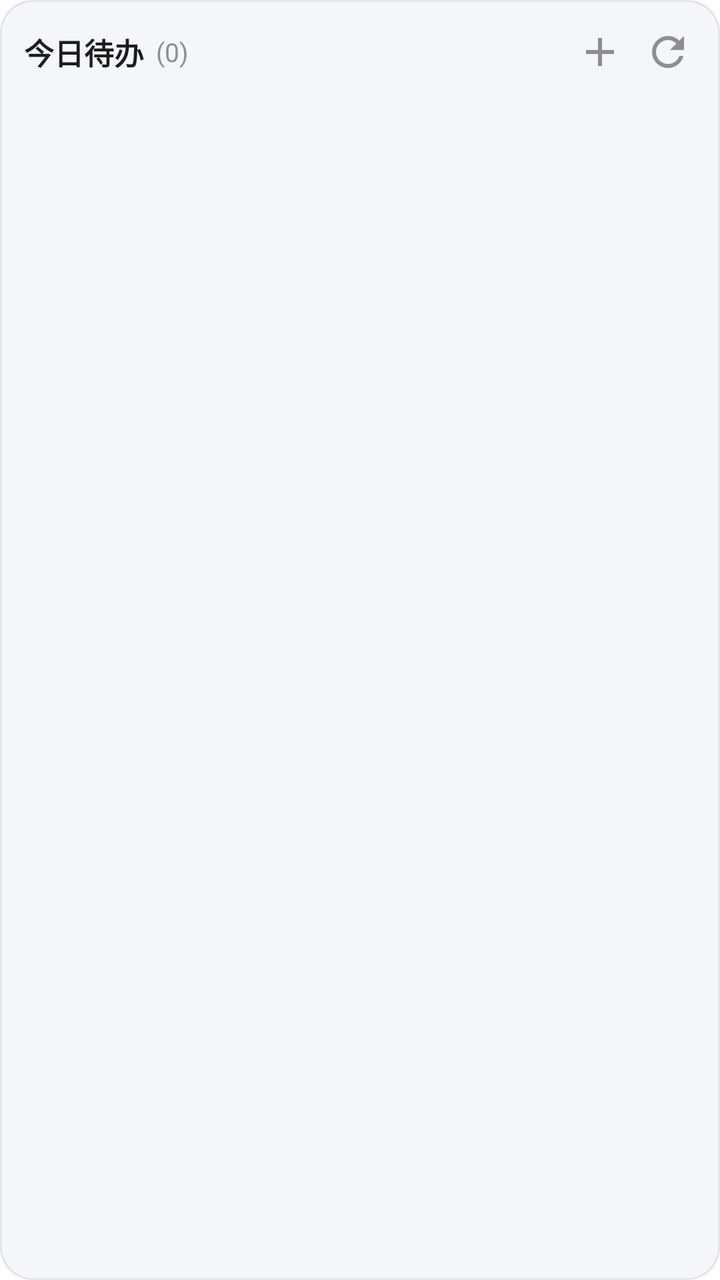
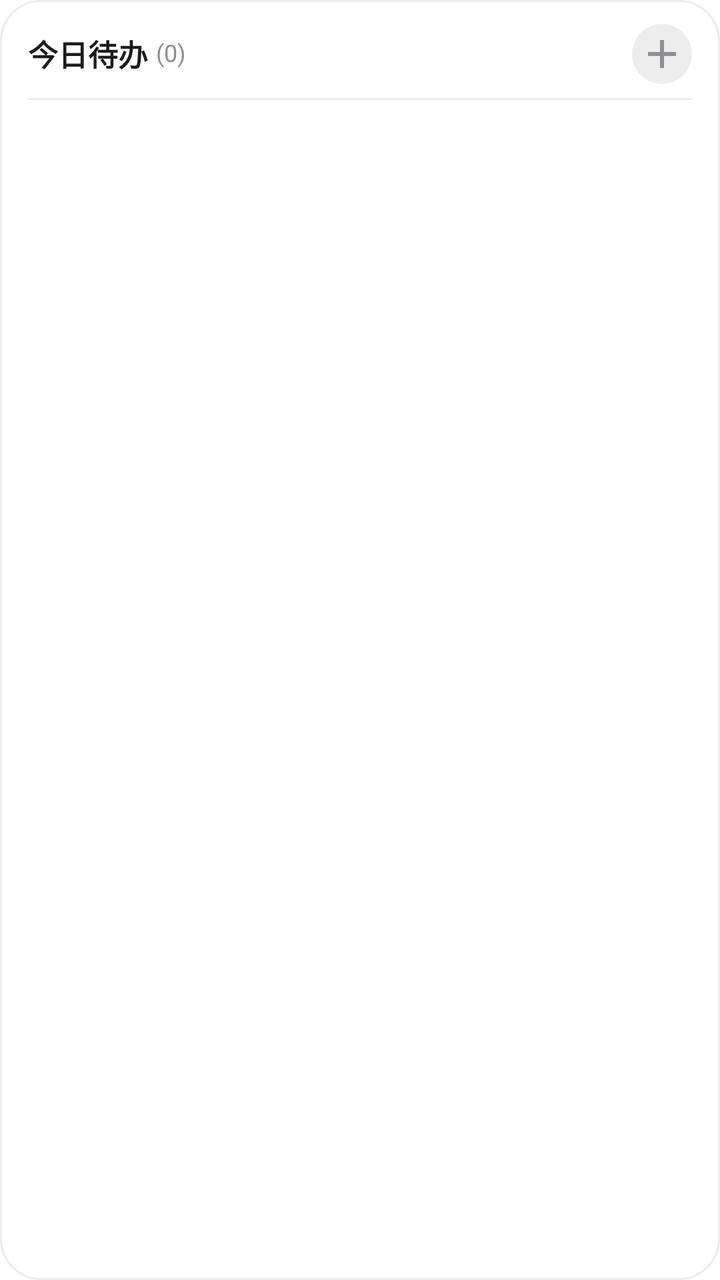

An Android layout rendered at two revisions. The XML below is the earlier revision; the diff shows what the commit changed to produce the second picture.
<!-- AndroidManifest.xml: fallback theme Theme.MaterialComponents.DayNight.NoActionBar -->
<!-- res/layout/widget_todo.xml -->
<?xml version="1.0" encoding="utf-8"?>
<LinearLayout xmlns:android="http://schemas.android.com/apk/res/android"
    android:layout_width="match_parent"
    android:layout_height="match_parent"
    android:background="@drawable/bg_widget"
    android:orientation="vertical"
    android:padding="12dp">

    
    <RelativeLayout
        android:layout_width="match_parent"
        android:layout_height="wrap_content"
        android:layout_marginBottom="8dp">

        <TextView
            android:id="@+id/todo_widget_title"
            android:layout_width="wrap_content"
            android:layout_height="wrap_content"
            android:text="今日待办"
            android:textColor="@color/widget_text_primary"
            android:textSize="15sp"
            android:textStyle="bold"
            android:layout_alignParentLeft="true"
            android:layout_centerVertical="true" />

        <TextView
            android:id="@+id/todo_widget_count"
            android:layout_width="wrap_content"
            android:layout_height="wrap_content"
            android:text="(0)"
            android:textColor="@color/widget_text_secondary"
            android:textSize="13sp"
            android:layout_toRightOf="@id/todo_widget_title"
            android:layout_marginLeft="6dp"
            android:layout_centerVertical="true" />

        
        <ImageButton
            android:id="@+id/btn_widget_todo_refresh"
            android:layout_width="28dp"
            android:layout_height="28dp"
            android:background="?android:attr/selectableItemBackgroundBorderless"
            android:src="@drawable/ic_refresh"
            android:contentDescription="刷新待办"
            android:layout_alignParentRight="true"
            android:layout_centerVertical="true"
            android:scaleType="centerInside" />

        
        <ImageButton
            android:id="@+id/btn_widget_todo_add"
            android:layout_width="28dp"
            android:layout_height="28dp"
            android:background="?android:attr/selectableItemBackgroundBorderless"
            android:src="@drawable/ic_add"
            android:contentDescription="快速添加待办"
            android:layout_toLeftOf="@id/btn_widget_todo_refresh"
            android:layout_marginRight="6dp"
            android:layout_centerVertical="true"
            android:scaleType="centerInside" />
    </RelativeLayout>

    
    <LinearLayout
        android:id="@+id/todo_static_container"
        android:layout_width="match_parent"
        android:layout_height="0dp"
        android:layout_weight="1"
        android:orientation="vertical"
        android:visibility="visible">

        
        <LinearLayout
            android:id="@+id/todo_item_layout_0"
            android:layout_width="match_parent"
            android:layout_height="wrap_content"
            android:orientation="horizontal"
            android:gravity="center_vertical"
            android:paddingVertical="6dp"
            android:paddingHorizontal="2dp"
            android:layout_marginBottom="4dp"
            android:visibility="gone">
            <ImageView
                android:id="@+id/todo_item_checkbox_0"
                android:layout_width="22dp"
                android:layout_height="22dp"
                android:src="@drawable/ic_checkbox_unchecked"
                android:contentDescription="标记完成"
                android:clickable="false"
                android:focusable="false" />
            <TextView
                android:id="@+id/todo_item_title_0"
                android:layout_width="0dp"
                android:layout_height="wrap_content"
                android:layout_weight="1"
                android:layout_marginStart="10dp"
                android:textColor="@color/widget_text_primary"
                android:textSize="14sp"
                android:maxLines="1"
                android:ellipsize="end" />
            <ImageView
                android:id="@+id/todo_item_priority_0"
                android:layout_width="8dp"
                android:layout_height="8dp"
                android:layout_marginLeft="6dp"
                android:src="@drawable/ic_checkbox_checked"
                android:visibility="gone" />
        </LinearLayout>

        
        <LinearLayout
            android:id="@+id/todo_item_layout_1"
            android:layout_width="match_parent"
            android:layout_height="wrap_content"
            android:orientation="horizontal"
            android:gravity="center_vertical"
            android:paddingVertical="6dp"
            android:paddingHorizontal="2dp"
            android:layout_marginBottom="4dp"
            android:visibility="gone">
            <ImageView
                android:id="@+id/todo_item_checkbox_1"
                android:layout_width="22dp"
                android:layout_height="22dp"
                android:src="@drawable/ic_checkbox_unchecked"
                android:contentDescription="标记完成"
                android:clickable="false"
                android:focusable="false" />
            <TextView
                android:id="@+id/todo_item_title_1"
                android:layout_width="0dp"
                android:layout_height="wrap_content"
                android:layout_weight="1"
                android:layout_marginStart="10dp"
                android:textColor="@color/widget_text_primary"
                android:textSize="14sp"
                android:maxLines="1"
                android:ellipsize="end" />
            <ImageView
                android:id="@+id/todo_item_priority_1"
                android:layout_width="8dp"
                android:layout_height="8dp"
                android:layout_marginLeft="6dp"
                android:src="@drawable/ic_checkbox_checked"
                android:visibility="gone" />
        </LinearLayout>

        
        <LinearLayout
            android:id="@+id/todo_item_layout_2"
            android:layout_width="match_parent"
            android:layout_height="wrap_content"
            android:orientation="horizontal"
            android:gravity="center_vertical"
            android:paddingVertical="6dp"
            android:paddingHorizontal="2dp"
            android:layout_marginBottom="4dp"
            android:visibility="gone">
            <ImageView
                android:id="@+id/todo_item_checkbox_2"
                android:layout_width="22dp"
                android:layout_height="22dp"
                android:src="@drawable/ic_checkbox_unchecked"
                android:contentDescription="标记完成"
                android:clickable="false"
                android:focusable="false" />
            <TextView
                android:id="@+id/todo_item_title_2"
                android:layout_width="0dp"
                android:layout_height="wrap_content"
                android:layout_weight="1"
                android:layout_marginStart="10dp"
                android:textColor="@color/widget_text_primary"
                android:textSize="14sp"
                android:maxLines="1"
                android:ellipsize="end" />
            <ImageView
                android:id="@+id/todo_item_priority_2"
                android:layout_width="8dp"
                android:layout_height="8dp"
                android:layout_marginLeft="6dp"
                android:src="@drawable/ic_checkbox_checked"
                android:visibility="gone" />
        </LinearLayout>

        
        <LinearLayout
            android:id="@+id/todo_item_layout_3"
            android:layout_width="match_parent"
            android:layout_height="wrap_content"
            android:orientation="horizontal"
            android:gravity="center_vertical"
            android:paddingVertical="6dp"
            android:paddingHorizontal="2dp"
            android:layout_marginBottom="4dp"
            android:visibility="gone">
            <ImageView
                android:id="@+id/todo_item_checkbox_3"
                android:layout_width="22dp"
                android:layout_height="22dp"
                android:src="@drawable/ic_checkbox_unchecked"
                android:contentDescription="标记完成"
                android:clickable="false"
                android:focusable="false" />
            <TextView
                android:id="@+id/todo_item_title_3"
                android:layout_width="0dp"
                android:layout_height="wrap_content"
                android:layout_weight="1"
                android:layout_marginStart="10dp"
                android:textColor="@color/widget_text_primary"
                android:textSize="14sp"
                android:maxLines="1"
                android:ellipsize="end" />
            <ImageView
                android:id="@+id/todo_item_priority_3"
                android:layout_width="8dp"
                android:layout_height="8dp"
                android:layout_marginLeft="6dp"
                android:src="@drawable/ic_checkbox_checked"
                android:visibility="gone" />
        </LinearLayout>

        
        <LinearLayout
            android:id="@+id/todo_more_layout"
            android:layout_width="wrap_content"
            android:layout_height="wrap_content"
            android:orientation="horizontal"
            android:gravity="center_vertical"
            android:layout_marginTop="6dp"
            android:layout_marginStart="4dp"
            android:visibility="gone">
            <TextView
                android:id="@+id/todo_more_badge"
                android:layout_width="18dp"
                android:layout_height="18dp"
                android:background="@drawable/bg_widget_badge"
                android:gravity="center"
                android:textColor="#FFFFFF"
                android:textSize="9sp"
                android:textStyle="bold" />
            <TextView
                android:id="@+id/todo_more_text"
                android:layout_width="wrap_content"
                android:layout_height="wrap_content"
                android:layout_marginStart="6dp"
                android:text="更多待办"
                android:textColor="@color/widget_text_secondary"
                android:textSize="11sp" />
        </LinearLayout>
    </LinearLayout>

    
    <TextView
        android:id="@+id/todo_empty_view"
        android:layout_width="match_parent"
        android:layout_height="0dp"
        android:layout_weight="1"
        android:gravity="center"
        android:text="暂无今日待办"
        android:textColor="@color/widget_text_secondary"
        android:textSize="13sp"
        android:visibility="gone" />
</LinearLayout>
<!-- resources referenced by this layout -->
<resources>
  <color name="widget_text_primary">#1C1C1E</color>
  <color name="widget_text_secondary">#8E8E93</color>
  <!-- drawable bg_widget (drawable) -->
  <?xml version="1.0" encoding="utf-8"?>
  <shape xmlns:android="http://schemas.android.com/apk/res/android">
      <solid android:color="@color/widget_background" />
      <corners android:radius="16dp" />
      <stroke android:width="1dp" android:color="@color/widget_border" />
  </shape>
  <!-- drawable bg_widget_badge (drawable) -->
  <?xml version="1.0" encoding="utf-8"?>
  <shape xmlns:android="http://schemas.android.com/apk/res/android">
      <solid android:color="@color/widget_accent" />
      <corners android:radius="10dp" />
  </shape>
  <!-- drawable ic_add (drawable) -->
  <vector xmlns:android="http://schemas.android.com/apk/res/android"
      android:width="24dp"
      android:height="24dp"
      android:viewportWidth="24"
      android:viewportHeight="24">
      <path
          android:fillColor="@color/widget_text_secondary"
          android:pathData="M19,13h-6v6h-2v-6H5v-2h6V5h2v6h6v2z" />
  </vector>
  <!-- drawable ic_checkbox_checked (drawable) -->
  <vector xmlns:android="http://schemas.android.com/apk/res/android"
      android:width="24dp"
      android:height="24dp"
      android:viewportWidth="24"
      android:viewportHeight="24">
      <path
          android:fillColor="@color/widget_accent"
          android:pathData="M12,2C6.48,2 2,6.48 2,12s4.48,10 10,10 10,-4.48 10,-10S17.52,2 12,2zM10,17l-5,-5 1.41,-1.41L10,14.17l7.59,-7.59L19,8l-9,9z" />
  </vector>
  <!-- drawable ic_checkbox_unchecked (drawable) -->
  <vector xmlns:android="http://schemas.android.com/apk/res/android"
      android:width="24dp"
      android:height="24dp"
      android:viewportWidth="24"
      android:viewportHeight="24">
      <path
          android:strokeColor="@color/widget_border"
          android:strokeWidth="2"
          android:fillColor="#00000000"
          android:pathData="M12,12m-10,0a10,10 0,1 1,20 0a10,10 0,1 1,-20 0" />
  </vector>
  <!-- drawable ic_refresh (drawable) -->
  <vector xmlns:android="http://schemas.android.com/apk/res/android"
      android:width="24dp"
      android:height="24dp"
      android:viewportWidth="24"
      android:viewportHeight="24">
      <path
          android:fillColor="@color/widget_text_secondary"
          android:pathData="M17.65,6.35C16.2,4.9 14.21,4 12,4A8,8 0 0,0 4,12A8,8 0 0,0 12,20C15.73,20 18.84,17.45 19.73,14H17.65C16.83,16.33 14.61,18 12,18A6,6 0 0,1 6,12A6,6 0 0,1 12,6C13.66,6 15.14,6.69 16.22,7.78L13,11H20V4L17.65,6.35Z"/>
  </vector>
  <color name="widget_background">#F5F6FA</color>
  <color name="widget_border">#E2E4EB</color>
  <color name="widget_accent">#007AFF</color>
</resources>

<!-- the commit's change to res/layout/widget_todo.xml (unified diff, before → after) -->
@@ -2,63 +2,62 @@
 <LinearLayout xmlns:android="http://schemas.android.com/apk/res/android"
     android:layout_width="match_parent"
     android:layout_height="match_parent"
-    android:background="@drawable/bg_widget"
+    android:background="@drawable/bg_widget_todo"
     android:orientation="vertical"
-    android:padding="12dp">
+    android:paddingLeft="14dp"
+    android:paddingTop="12dp"
+    android:paddingRight="14dp"
+    android:paddingBottom="12dp">
 
     
     <RelativeLayout
         android:layout_width="match_parent"
-        android:layout_height="wrap_content"
-        android:layout_marginBottom="8dp">
+        android:layout_height="wrap_content">
 
         <TextView
             android:id="@+id/todo_widget_title"
             android:layout_width="wrap_content"
             android:layout_height="wrap_content"
+            android:layout_alignParentLeft="true"
+            android:layout_centerVertical="true"
+            android:includeFontPadding="false"
             android:text="今日待办"
             android:textColor="@color/widget_text_primary"
             android:textSize="15sp"
-            android:textStyle="bold"
-            android:layout_alignParentLeft="true"
-            android:layout_centerVertical="true" />
+            android:textStyle="bold" />
 
         <TextView
             android:id="@+id/todo_widget_count"
             android:layout_width="wrap_content"
             android:layout_height="wrap_content"
+            android:layout_centerVertical="true"
+            android:layout_marginLeft="4dp"
+            android:layout_toRightOf="@id/todo_widget_title"
+            android:includeFontPadding="false"
             android:text="(0)"
             android:textColor="@color/widget_text_secondary"
-            android:textSize="13sp"
-            android:layout_toRightOf="@id/todo_widget_title"
-            android:layout_marginLeft="6dp"
-            android:layout_centerVertical="true" />
+            android:textSize="12sp" />
 
         
         <ImageButton
-            android:id="@+id/btn_widget_todo_refresh"
-            android:layout_width="28dp"
-            android:layout_height="28dp"
-            android:background="?android:attr/selectableItemBackgroundBorderless"
-            android:src="@drawable/ic_refresh"
-            android:contentDescription="刷新待办"
+            android:id="@+id/btn_widget_todo_add"
+            android:layout_width="30dp"
+            android:layout_height="30dp"
             android:layout_alignParentRight="true"
             android:layout_centerVertical="true"
-            android:scaleType="centerInside" />
-
-        
-        <ImageButton
-            android:id="@+id/btn_widget_todo_add"
-            android:layout_width="28dp"
-            android:layout_height="28dp"
-            android:background="?android:attr/selectableItemBackgroundBorderless"
-            android:src="@drawable/ic_add"
+            android:background="@drawable/bg_widget_icon_btn"
             android:contentDescription="快速添加待办"
-            android:layout_toLeftOf="@id/btn_widget_todo_refresh"
-            android:layout_marginRight="6dp"
-            android:layout_centerVertical="true"
-            android:scaleType="centerInside" />
+            android:scaleType="centerInside"
+            android:src="@drawable/ic_add" />
     </RelativeLayout>
+
+    
+    <View
+        android:layout_width="match_parent"
+        android:layout_height="1dp"
+        android:layout_marginTop="7dp"
+        android:layout_marginBottom="5dp"
+        android:background="@color/widget_todo_hairline" />
 
     
     <LinearLayout
@@ -74,36 +73,45 @@
             android:id="@+id/todo_item_layout_0"
             android:layout_width="match_parent"
             android:layout_height="wrap_content"
-            android:orientation="horizontal"
-            android:gravity="center_vertical"
-            android:paddingVertical="6dp"
-            android:paddingHorizontal="2dp"
             android:layout_marginBottom="4dp"
-            android:visibility="gone">
+            android:background="@drawable/bg_widget_todo_item"
+            android:gravity="center_vertical"
+            android:orientation="horizontal"
+            android:paddingLeft="8dp"
+            android:paddingTop="4dp"
+            android:paddingRight="8dp"
+            android:paddingBottom="4dp"
+            android:visibility="gone">
+
+            
             <ImageView
                 android:id="@+id/todo_item_checkbox_0"
-                android:layout_width="22dp"
-                android:layout_height="22dp"
-                android:src="@drawable/ic_checkbox_unchecked"
+                android:layout_width="30dp"
+                android:layout_height="30dp"
+                android:clickable="false"
                 android:contentDescription="标记完成"
-                android:clickable="false"
-                android:focusable="false" />
+                android:focusable="false"
+                android:scaleType="centerInside"
+                android:src="@drawable/ic_checkbox_unchecked" />
+
             <TextView
                 android:id="@+id/todo_item_title_0"
                 android:layout_width="0dp"
                 android:layout_height="wrap_content"
+                android:layout_marginStart="8dp"
                 android:layout_weight="1"
-                android:layout_marginStart="10dp"
+                android:ellipsize="end"
+                android:includeFontPadding="false"
+                android:maxLines="1"
                 android:textColor="@color/widget_text_primary"
-                android:textSize="14sp"
-                android:maxLines="1"
-                android:ellipsize="end" />
+                android:textSize="13sp" />
+
             <ImageView
                 android:id="@+id/todo_item_priority_0"
-                android:layout_width="8dp"
-                android:layout_height="8dp"
+                android:layout_width="7dp"
+                android:layout_height="7dp"
                 android:layout_marginLeft="6dp"
-                android:src="@drawable/ic_checkbox_checked"
+                android:background="@drawable/bg_widget_priority_dot"
                 android:visibility="gone" />
         </LinearLayout>
 
@@ -112,36 +120,44 @@
             android:id="@+id/todo_item_layout_1"
             android:layout_width="match_parent"
             android:layout_height="wrap_content"
-            android:orientation="horizontal"
-            android:gravity="center_vertical"
-            android:paddingVertical="6dp"
-            android:paddingHorizontal="2dp"
             android:layout_marginBottom="4dp"
-            android:visibility="gone">
+            android:background="@drawable/bg_widget_todo_item"
+            android:gravity="center_vertical"
+            android:orientation="horizontal"
+            android:paddingLeft="8dp"
+            android:paddingTop="4dp"
+            android:paddingRight="8dp"
+            android:paddingBottom="4dp"
+            android:visibility="gone">
+
             <ImageView
                 android:id="@+id/todo_item_checkbox_1"
-                android:layout_width="22dp"
-                android:layout_height="22dp"
-                android:src="@drawable/ic_checkbox_unchecked"
+                android:layout_width="30dp"
+                android:layout_height="30dp"
+                android:clickable="false"
                 android:contentDescription="标记完成"
-                android:clickable="false"
-                android:focusable="false" />
+                android:focusable="false"
+                android:scaleType="centerInside"
+                android:src="@drawable/ic_checkbox_unchecked" />
+
             <TextView
                 android:id="@+id/todo_item_title_1"
                 android:layout_width="0dp"
                 android:layout_height="wrap_content"
+                android:layout_marginStart="8dp"
                 android:layout_weight="1"
-                android:layout_marginStart="10dp"
+                android:ellipsize="end"
+                android:includeFontPadding="false"
+                android:maxLines="1"
                 android:textColor="@color/widget_text_primary"
-                android:textSize="14sp"
-                android:maxLines="1"
-                android:ellipsize="end" />
+                android:textSize="13sp" />
+
             <ImageView
                 android:id="@+id/todo_item_priority_1"
-                android:layout_width="8dp"
-                android:layout_height="8dp"
+                android:layout_width="7dp"
+                android:layout_height="7dp"
                 android:layout_marginLeft="6dp"
-                android:src="@drawable/ic_checkbox_checked"
+                android:background="@drawable/bg_widget_priority_dot"
                 android:visibility="gone" />
         </LinearLayout>
 
@@ -150,36 +166,44 @@
             android:id="@+id/todo_item_layout_2"
             android:layout_width="match_parent"
             android:layout_height="wrap_content"
-            android:orientation="horizontal"
-            android:gravity="center_vertical"
-            android:paddingVertical="6dp"
-            android:paddingHorizontal="2dp"
             android:layout_marginBottom="4dp"
-            android:visibility="gone">
+            android:background="@drawable/bg_widget_todo_item"
+            android:gravity="center_vertical"
+            android:orientation="horizontal"
+            android:paddingLeft="8dp"
+            android:paddingTop="4dp"
+            android:paddingRight="8dp"
+            android:paddingBottom="4dp"
+            android:visibility="gone">
+
             <ImageView
                 android:id="@+id/todo_item_checkbox_2"
-                android:layout_width="22dp"
-                android:layout_height="22dp"
-                android:src="@drawable/ic_checkbox_unchecked"
+                android:layout_width="30dp"
+                android:layout_height="30dp"
+                android:clickable="false"
                 android:contentDescription="标记完成"
-                android:clickable="false"
-                android:focusable="false" />
+                android:focusable="false"
+                android:scaleType="centerInside"
+                android:src="@drawable/ic_checkbox_unchecked" />
+
             <TextView
                 android:id="@+id/todo_item_title_2"
                 android:layout_width="0dp"
                 android:layout_height="wrap_content"
+                android:layout_marginStart="8dp"
                 android:layout_weight="1"
-                android:layout_marginStart="10dp"
+                android:ellipsize="end"
+                android:includeFontPadding="false"
+                android:maxLines="1"
                 android:textColor="@color/widget_text_primary"
-                android:textSize="14sp"
-                android:maxLines="1"
-                android:ellipsize="end" />
+                android:textSize="13sp" />
+
             <ImageView
                 android:id="@+id/todo_item_priority_2"
-                android:layout_width="8dp"
-                android:layout_height="8dp"
+                android:layout_width="7dp"
+                android:layout_height="7dp"
                 android:layout_marginLeft="6dp"
-                android:src="@drawable/ic_checkbox_checked"
+                android:background="@drawable/bg_widget_priority_dot"
                 android:visibility="gone" />
         </LinearLayout>
 
@@ -188,36 +212,44 @@
             android:id="@+id/todo_item_layout_3"
             android:layout_width="match_parent"
             android:layout_height="wrap_content"
-            android:orientation="horizontal"
-            android:gravity="center_vertical"
-            android:paddingVertical="6dp"
-            android:paddingHorizontal="2dp"
             android:layout_marginBottom="4dp"
-            android:visibility="gone">
+            android:background="@drawable/bg_widget_todo_item"
+            android:gravity="center_vertical"
+            android:orientation="horizontal"
+            android:paddingLeft="8dp"
+            android:paddingTop="4dp"
+            android:paddingRight="8dp"
+            android:paddingBottom="4dp"
+            android:visibility="gone">
+
             <ImageView
                 android:id="@+id/todo_item_checkbox_3"
-                android:layout_width="22dp"
-                android:layout_height="22dp"
-                android:src="@drawable/ic_checkbox_unchecked"
+                android:layout_width="30dp"
+                android:layout_height="30dp"
+                android:clickable="false"
                 android:contentDescription="标记完成"
-                android:clickable="false"
-                android:focusable="false" />
+                android:focusable="false"
+                android:scaleType="centerInside"
+                android:src="@drawable/ic_checkbox_unchecked" />
+
             <TextView
                 android:id="@+id/todo_item_title_3"
                 android:layout_width="0dp"
                 android:layout_height="wrap_content"
+                android:layout_marginStart="8dp"
                 android:layout_weight="1"
-                android:layout_marginStart="10dp"
+                android:ellipsize="end"
+                android:includeFontPadding="false"
+                android:maxLines="1"
                 android:textColor="@color/widget_text_primary"
-                android:textSize="14sp"
-                android:maxLines="1"
-                android:ellipsize="end" />
+                android:textSize="13sp" />
+
             <ImageView
                 android:id="@+id/todo_item_priority_3"
-                android:layout_width="8dp"
-                android:layout_height="8dp"
+                android:layout_width="7dp"
+                android:layout_height="7dp"
                 android:layout_marginLeft="6dp"
-                android:src="@drawable/ic_checkbox_checked"
+                android:background="@drawable/bg_widget_priority_dot"
                 android:visibility="gone" />
         </LinearLayout>
 
@@ -226,25 +258,29 @@
             android:id="@+id/todo_more_layout"
             android:layout_width="wrap_content"
             android:layout_height="wrap_content"
-            android:orientation="horizontal"
-            android:gravity="center_vertical"
-            android:layout_marginTop="6dp"
             android:layout_marginStart="4dp"
-            android:visibility="gone">
+            android:layout_marginTop="4dp"
+            android:gravity="center_vertical"
+            android:orientation="horizontal"
+            android:visibility="gone">
+
             <TextView
                 android:id="@+id/todo_more_badge"
-                android:layout_width="18dp"
-                android:layout_height="18dp"
+                android:layout_width="20dp"
+                android:layout_height="20dp"
                 android:background="@drawable/bg_widget_badge"
                 android:gravity="center"
-                android:textColor="#FFFFFF"
-                android:textSize="9sp"
+                android:includeFontPadding="false"
+                android:textColor="@color/widget_badge_text"
+                android:textSize="10sp"
                 android:textStyle="bold" />
+
             <TextView
                 android:id="@+id/todo_more_text"
                 android:layout_width="wrap_content"
                 android:layout_height="wrap_content"
                 android:layout_marginStart="6dp"
+                android:includeFontPadding="false"
                 android:text="更多待办"
                 android:textColor="@color/widget_text_secondary"
                 android:textSize="11sp" />
@@ -258,8 +294,9 @@
         android:layout_height="0dp"
         android:layout_weight="1"
         android:gravity="center"
+        android:includeFontPadding="false"
         android:text="暂无今日待办"
         android:textColor="@color/widget_text_secondary"
-        android:textSize="13sp"
+        android:textSize="12sp"
         android:visibility="gone" />
 </LinearLayout>
<!-- resource entries referenced after the edit -->
@@ -1,18 +1,40 @@
 <!-- resources referenced by this layout -->
 <resources>
+  <color name="widget_badge_text">#FFFFFFFF</color>
   <color name="widget_text_primary">#1C1C1E</color>
   <color name="widget_text_secondary">#8E8E93</color>
-  <!-- drawable bg_widget (drawable) -->
-  <?xml version="1.0" encoding="utf-8"?>
-  <shape xmlns:android="http://schemas.android.com/apk/res/android">
-      <solid android:color="@color/widget_background" />
-      <corners android:radius="16dp" />
-      <stroke android:width="1dp" android:color="@color/widget_border" />
-  </shape>
+  <color name="widget_todo_hairline">#14000000</color>
   <!-- drawable bg_widget_badge (drawable) -->
   <?xml version="1.0" encoding="utf-8"?>
   <shape xmlns:android="http://schemas.android.com/apk/res/android">
       <solid android:color="@color/widget_accent" />
+      <corners android:radius="10dp" />
+  </shape>
+  <!-- drawable bg_widget_icon_btn (drawable) -->
+  <?xml version="1.0" encoding="utf-8"?>
+  <shape xmlns:android="http://schemas.android.com/apk/res/android"
+      android:shape="oval">
+      <solid android:color="@color/widget_todo_icon_bg" />
+  </shape>
+  <!-- drawable bg_widget_priority_dot (drawable) -->
+  <?xml version="1.0" encoding="utf-8"?>
+  <shape xmlns:android="http://schemas.android.com/apk/res/android"
+      android:shape="oval">
+      <solid android:color="@color/widget_priority" />
+  </shape>
+  <!-- drawable bg_widget_todo (drawable) -->
+  <?xml version="1.0" encoding="utf-8"?>
+  <shape xmlns:android="http://schemas.android.com/apk/res/android"
+      android:shape="rectangle">
+      <solid android:color="@color/widget_todo_surface" />
+      <corners android:radius="20dp" />
+      <stroke android:width="1dp" android:color="@color/widget_todo_hairline" />
+  </shape>
+  <!-- drawable bg_widget_todo_item (drawable) -->
+  <?xml version="1.0" encoding="utf-8"?>
+  <shape xmlns:android="http://schemas.android.com/apk/res/android"
+      android:shape="rectangle">
+      <solid android:color="@color/widget_todo_item_bg" />
       <corners android:radius="10dp" />
   </shape>
   <!-- drawable ic_add (drawable) -->
@@ -24,16 +46,6 @@
       <path
           android:fillColor="@color/widget_text_secondary"
           android:pathData="M19,13h-6v6h-2v-6H5v-2h6V5h2v6h6v2z" />
-  </vector>
-  <!-- drawable ic_checkbox_checked (drawable) -->
-  <vector xmlns:android="http://schemas.android.com/apk/res/android"
-      android:width="24dp"
-      android:height="24dp"
-      android:viewportWidth="24"
-      android:viewportHeight="24">
-      <path
-          android:fillColor="@color/widget_accent"
-          android:pathData="M12,2C6.48,2 2,6.48 2,12s4.48,10 10,10 10,-4.48 10,-10S17.52,2 12,2zM10,17l-5,-5 1.41,-1.41L10,14.17l7.59,-7.59L19,8l-9,9z" />
   </vector>
   <!-- drawable ic_checkbox_unchecked (drawable) -->
   <vector xmlns:android="http://schemas.android.com/apk/res/android"
@@ -47,18 +59,11 @@
           android:fillColor="#00000000"
           android:pathData="M12,12m-10,0a10,10 0,1 1,20 0a10,10 0,1 1,-20 0" />
   </vector>
-  <!-- drawable ic_refresh (drawable) -->
-  <vector xmlns:android="http://schemas.android.com/apk/res/android"
-      android:width="24dp"
-      android:height="24dp"
-      android:viewportWidth="24"
-      android:viewportHeight="24">
-      <path
-          android:fillColor="@color/widget_text_secondary"
-          android:pathData="M17.65,6.35C16.2,4.9 14.21,4 12,4A8,8 0 0,0 4,12A8,8 0 0,0 12,20C15.73,20 18.84,17.45 19.73,14H17.65C16.83,16.33 14.61,18 12,18A6,6 0 0,1 6,12A6,6 0 0,1 12,6C13.66,6 15.14,6.69 16.22,7.78L13,11H20V4L17.65,6.35Z"/>
-  </vector>
-  <color name="widget_background">#F5F6FA</color>
   <color name="widget_border">#E2E4EB</color>
   <color name="widget_accent">#007AFF</color>
+  <color name="widget_todo_icon_bg">#12000000</color>
+  <color name="widget_priority">#007AFF</color>
+  <color name="widget_todo_surface">#CCFFFFFF</color>
+  <color name="widget_todo_item_bg">#0D000000</color>
 </resources>
 
